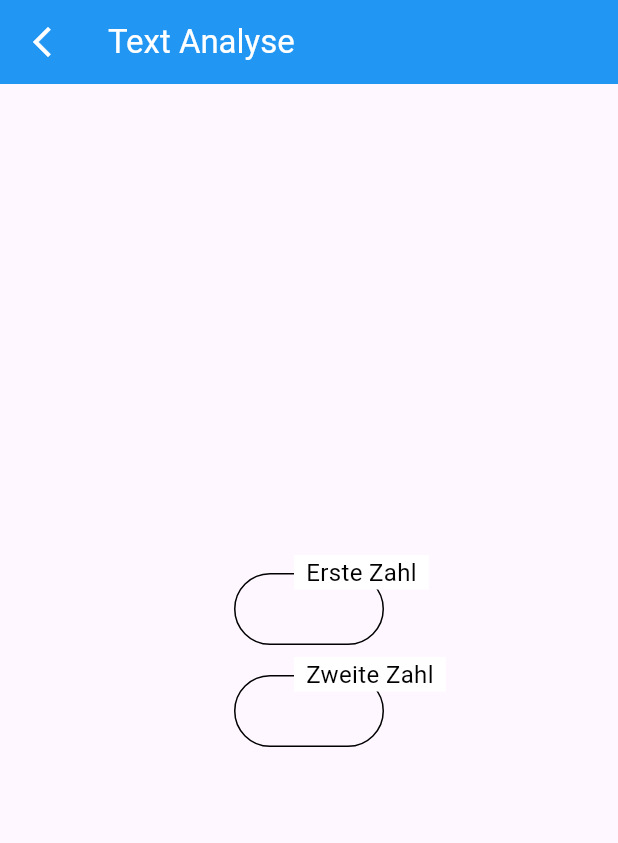
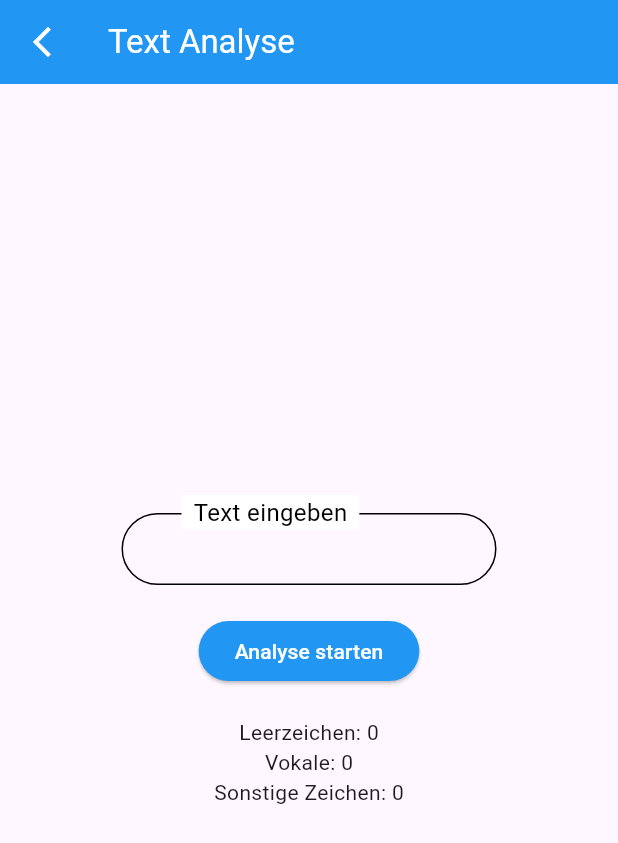
Before and after one commit to zappel01/Aufgabe-5.6.2, a Flutter app: the TextAnalyse screen opened directly, on a phone screen of 412 x 824 dp. Shown: the top 843 px of the screen. Run offline on Flutter 3.47's test engine with Material 3 defaults, Android fonts, the light colour scheme and no system bars.

Commit message:
fizzbuzz + textanalyse

```diff
--- a/lib/bonusscreens/textanalyse.dart
+++ b/lib/bonusscreens/textanalyse.dart
@@ -2,13 +2,41 @@ import 'package:flutter/material.dart';
 import 'package:practice2/helpers/custom_stack_textfield.dart';
 
 class TextAnalyse extends StatefulWidget {
-  const TextAnalyse({super.key});
+  const TextAnalyse({Key? key}) : super(key: key);
 
   @override
   State<TextAnalyse> createState() => _TextAnalyseState();
 }
 
 class _TextAnalyseState extends State<TextAnalyse> {
+  String inputText = '';
+  int spaceCount = 0;
+  int vowelCount = 0;
+  int otherCharacterCount = 0;
+
+  void analyzeText() {
+    // Reset counts
+    spaceCount = 0;
+    vowelCount = 0;
+    otherCharacterCount = 0;
+
+    // Analyze the input text
+    for (int i = 0; i < inputText.length; i++) {
+      String currentChar = inputText[i].toLowerCase();
+
+      if (currentChar == ' ') {
+        spaceCount++;
+      } else if ('aeiou'.contains(currentChar)) {
+        vowelCount++;
+      } else {
+        otherCharacterCount++;
+      }
+    }
+
+    // Update the UI
+    setState(() {});
+  }
+
   @override
   Widget build(BuildContext context) {
     return Scaffold(
@@ -28,29 +56,37 @@ class _TextAnalyseState extends State<TextAnalyse> {
           style: TextStyle(color: Colors.white),
         ),
       ),
-      body: const Center(
+      body: Center(
         child: Column(
           mainAxisAlignment: MainAxisAlignment.center,
           children: [
             SizedBox(
-              width: 100,
+              width: 250,
               child: CustomStackTextField(
-                labelText: 'Erste Zahl',
+                labelText: 'Text eingeben',
                 borderRadius: 25,
                 backgroundColor: Colors.white,
+                onChange: (value) {
+                  inputText = value;
+                },
               ),
             ),
-            SizedBox(
-              height: 20,
-            ),
-            SizedBox(
-              width: 100,
-              child: CustomStackTextField(
-                labelText: 'Zweite Zahl',
-                borderRadius: 25,
-                backgroundColor: Colors.white,
+            const SizedBox(height: 20),
+            ElevatedButton(
+              style: const ButtonStyle(
+                  backgroundColor: MaterialStatePropertyAll(Colors.blue)),
+              onPressed: () {
+                analyzeText();
+              },
+              child: const Text(
+                'Analyse starten',
+                style: TextStyle(color: Colors.white),
               ),
             ),
+            const SizedBox(height: 20),
+            Text('Leerzeichen: $spaceCount'),
+            Text('Vokale: $vowelCount'),
+            Text('Sonstige Zeichen: $otherCharacterCount'),
           ],
         ),
       ),
```
Also changed, not shown: lib/bonusscreens/fizzbuzz.dart (+43 -9 lines).
